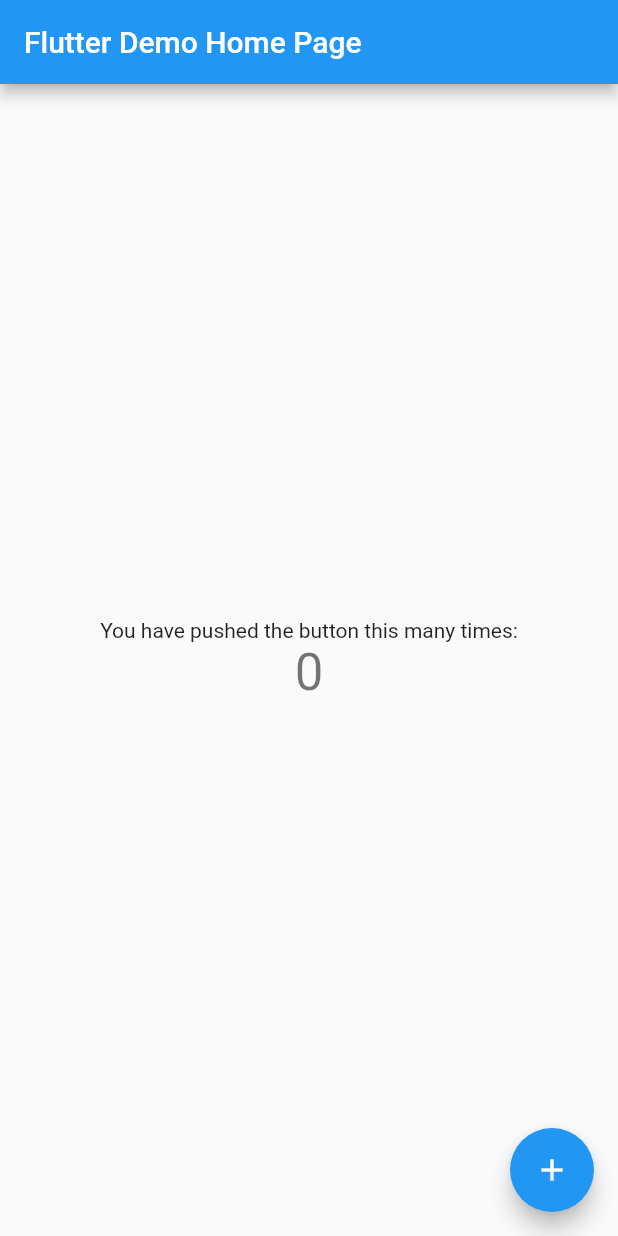
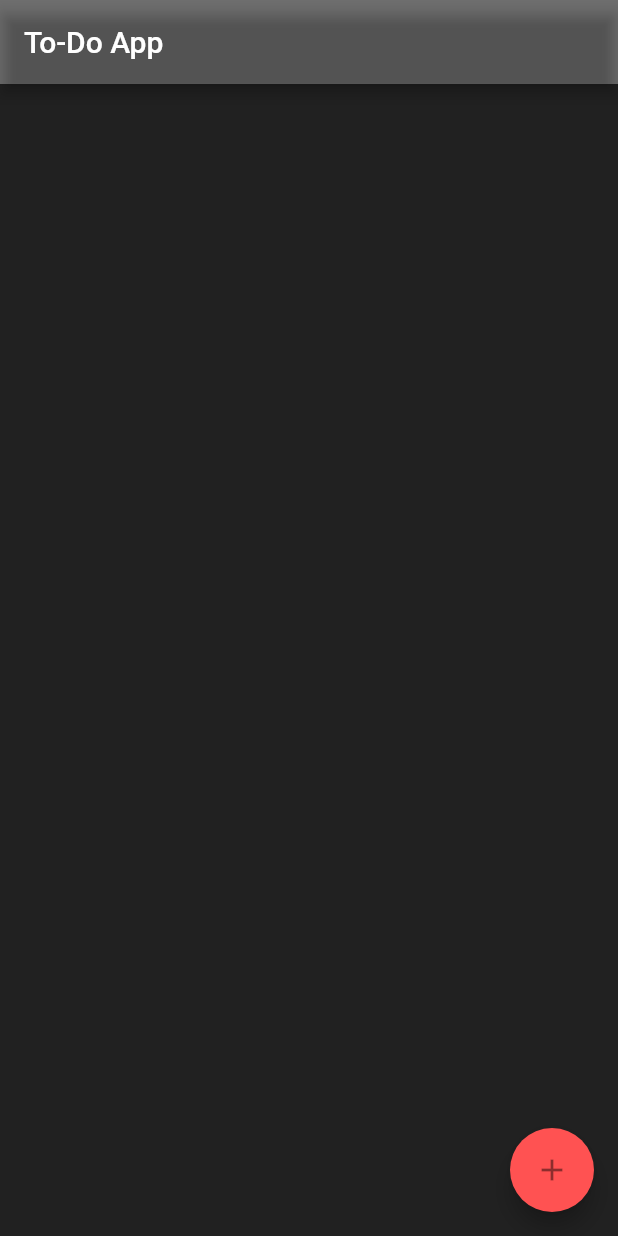
Before and after one commit to itman85/to-do-flutter-app, a Flutter app: the screen it shows after launch, on a phone screen of 412 x 824 dp. Run offline on Flutter 3.47's test engine with Material 2 defaults, Android fonts, the phone set to English and light mode, and no system bars; our stand-ins replace sqflite; accounts and stored records are empty.

Commit message:
build home screen, to do screen, database helper

```diff
--- a/lib/main.dart
+++ b/lib/main.dart
@@ -1,4 +1,5 @@
 import 'package:flutter/material.dart';
+import 'package:to_do_app/ui/home.dart';
 
 void main() => runApp(MyApp());
 
@@ -7,105 +8,8 @@ class MyApp extends StatelessWidget {
   @override
   Widget build(BuildContext context) {
     return MaterialApp(
-      title: 'Flutter Demo',
-      theme: ThemeData(
-        // This is the theme of your application.
-        //
-        // Try running your application with "flutter run". You'll see the
-        // application has a blue toolbar. Then, without quitting the app, try
-        // changing the primarySwatch below to Colors.green and then invoke
-        // "hot reload" (press "r" in the console where you ran "flutter run",
-        // or simply save your changes to "hot reload" in a Flutter IDE).
-        // Notice that the counter didn't reset back to zero; the application
-        // is not restarted.
-        primarySwatch: Colors.blue,
-      ),
-      home: MyHomePage(title: 'Flutter Demo Home Page'),
+      title: 'To-Do App',
+      home: new Home(),
     );
   }
 }
-
-class MyHomePage extends StatefulWidget {
-  MyHomePage({Key key, this.title}) : super(key: key);
-
-  // This widget is the home page of your application. It is stateful, meaning
-  // that it has a State object (defined below) that contains fields that affect
-  // how it looks.
-
-  // This class is the configuration for the state. It holds the values (in this
-  // case the title) provided by the parent (in this case the App widget) and
-  // used by the build method of the State. Fields in a Widget subclass are
-  // always marked "final".
-
-  final String title;
-
-  @override
-  _MyHomePageState createState() => _MyHomePageState();
-}
-
-class _MyHomePageState extends State<MyHomePage> {
-  int _counter = 0;
-
-  void _incrementCounter() {
-    setState(() {
-      // This call to setState tells the Flutter framework that something has
-      // changed in this State, which causes it to rerun the build method below
-      // so that the display can reflect the updated values. If we changed
-      // _counter without calling setState(), then the build method would not be
-      // called again, and so nothing would appear to happen.
-      _counter++;
-    });
-  }
-
-  @override
-  Widget build(BuildContext context) {
-    // This method is rerun every time setState is called, for instance as done
-    // by the _incrementCounter method above.
-    //
-    // The Flutter framework has been optimized to make rerunning build methods
-    // fast, so that you can just rebuild anything that needs updating rather
-    // than having to individually change instances of widgets.
-    return Scaffold(
-      appBar: AppBar(
-        // Here we take the value from the MyHomePage object that was created by
-        // the App.build method, and use it to set our appbar title.
-        title: Text(widget.title),
-      ),
-      body: Center(
-        // Center is a layout widget. It takes a single child and positions it
-        // in the middle of the parent.
-        child: Column(
-          // Column is also layout widget. It takes a list of children and
-          // arranges them vertically. By default, it sizes itself to fit its
-          // children horizontally, and tries to be as tall as its parent.
-          //
-          // Invoke "debug painting" (press "p" in the console, choose the
-          // "Toggle Debug Paint" action from the Flutter Inspector in Android
-          // Studio, or the "Toggle Debug Paint" command in Visual Studio Code)
-          // to see the wireframe for each widget.
-          //
-          // Column has various properties to control how it sizes itself and
-          // how it positions its children. Here we use mainAxisAlignment to
-          // center the children vertically; the main axis here is the vertical
-          // axis because Columns are vertical (the cross axis would be
-          // horizontal).
-          mainAxisAlignment: MainAxisAlignment.center,
-          children: <Widget>[
-            Text(
-              'You have pushed the button this many times:',
-            ),
-            Text(
-              '$_counter',
-              style: Theme.of(context).textTheme.display1,
-            ),
-          ],
-        ),
-      ),
-      floatingActionButton: FloatingActionButton(
-        onPressed: _incrementCounter,
-        tooltip: 'Increment',
-        child: Icon(Icons.add),
-      ), // This trailing comma makes auto-formatting nicer for build methods.
-    );
-  }
-}
--- /dev/null
+++ b/lib/ui/home.dart
@@ -0,0 +1,17 @@
+import 'package:flutter/material.dart';
+import 'package:to_do_app/ui/todo_screen.dart';
+
+class Home extends StatelessWidget{
+  @override
+  Widget build(BuildContext context) {
+    // TODO: implement build
+    return new Scaffold(
+      appBar: new AppBar(
+        title: Text("To-Do App"),
+        backgroundColor: Colors.black54,
+      ),
+      body: new ToDoScreen()
+    );
+  }
+
+}
--- /dev/null
+++ b/lib/ui/todo_screen.dart
@@ -0,0 +1,33 @@
+import 'package:flutter/material.dart';
+
+class ToDoScreen extends StatefulWidget{
+  @override
+  ToDoScreenState createState() {
+    // TODO: implement createState
+    return new ToDoScreenState();
+  }
+
+}
+
+class ToDoScreenState extends State<ToDoScreen>{
+  @override
+  Widget build(BuildContext context) {
+    // TODO: implement build
+    return new Scaffold(
+      backgroundColor: Colors.black87,
+      body: Column(),
+      floatingActionButton:  new FloatingActionButton(
+        tooltip: "Add Item",
+          backgroundColor: Colors.redAccent,
+          child: new ListTile(
+            title: new Icon(Icons.add),
+          ),
+          onPressed: showFormDialog),
+    );
+  }
+
+  void showFormDialog(){
+
+  }
+
+}
--- a/pubspec.yaml
+++ b/pubspec.yaml
@@ -15,14 +15,20 @@ environment:
 dependencies:
   flutter:
     sdk: flutter
+  sqflite: ^0.13.0+1
+  path_provider: any
+  intl: ^0.15.7
 
   # The following adds the Cupertino Icons font to your application.
   # Use with the CupertinoIcons class for iOS style icons.
   cupertino_icons: ^0.1.2
 
+
 dev_dependencies:
   flutter_test:
     sdk: flutter
+
+
 
 
 # For information on the generic Dart part of this file, see the
```
Also changed, not shown: lib/model/todo_item.dart (added, +62 -0 lines), lib/util/database_helper.dart (added, +89 -0 lines), pubspec.lock, 4 other files.
